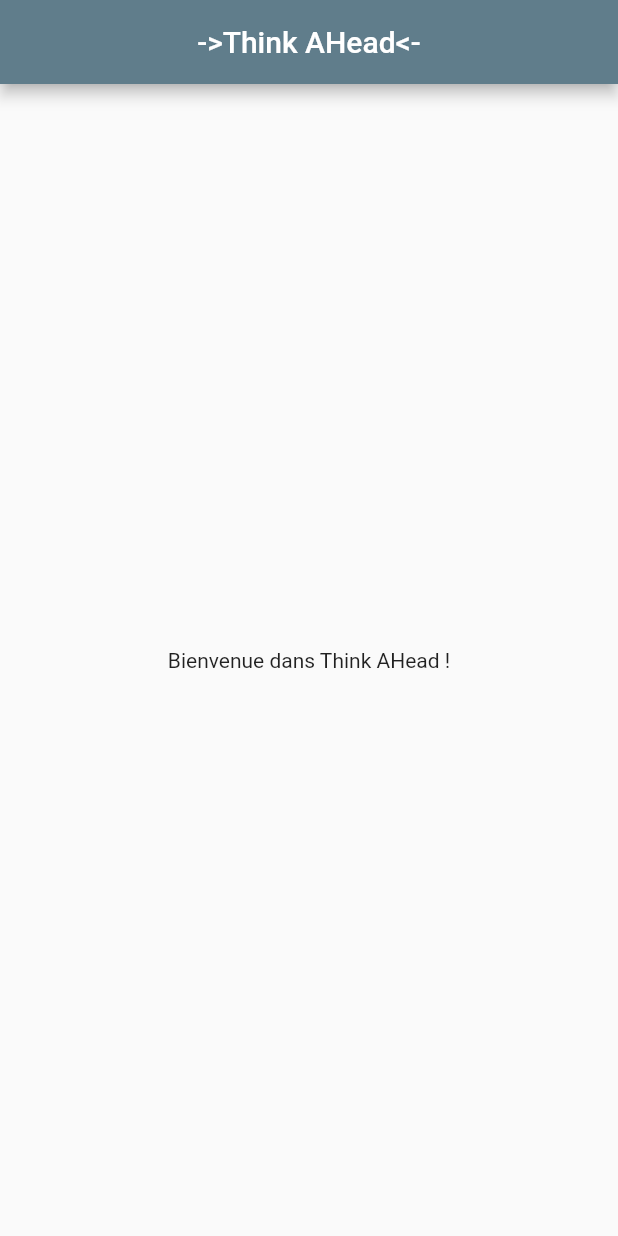
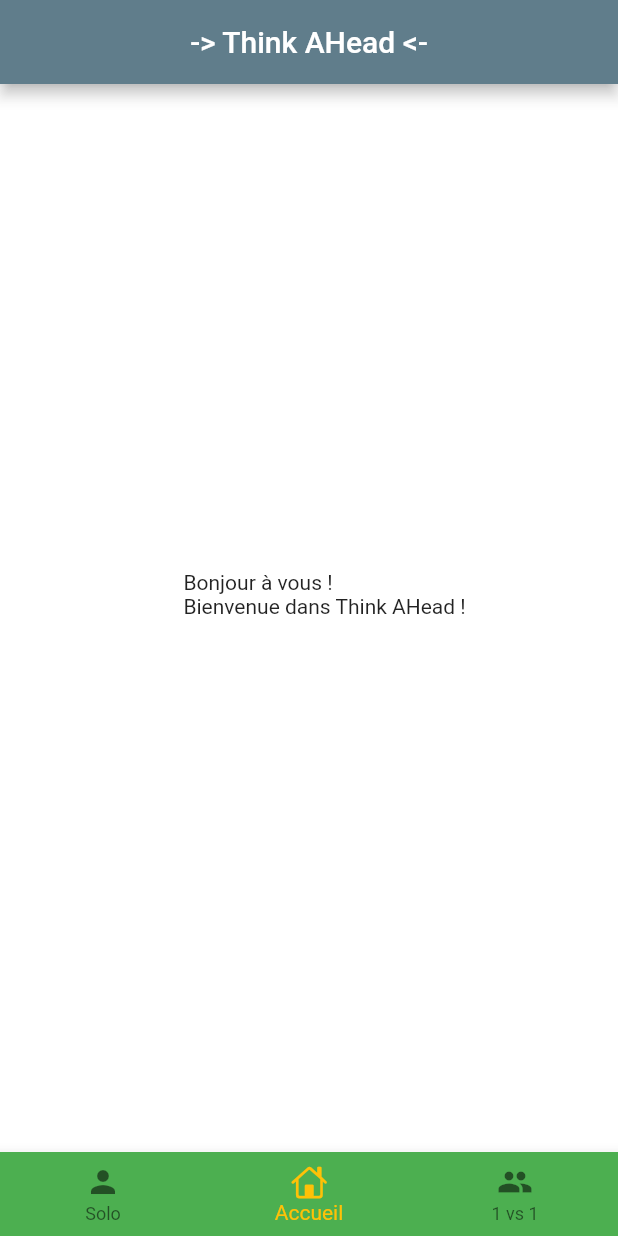
Before and after one commit to TournaireC/Thinkahead, a Flutter app: the screen it shows after launch, on a phone screen of 412 x 824 dp. Run offline on Flutter 3.47's test engine with Material 2 defaults, Android fonts, the phone set to English and light mode, and no system bars.

Commit message:
Adding bottom NavBar

```diff
--- a/lib/main.dart
+++ b/lib/main.dart
@@ -1,3 +1,4 @@
+import 'package:flutter/cupertino.dart';
 import 'package:flutter/material.dart';
 
 void main() => runApp(MyApp());
@@ -7,16 +8,69 @@ class MyApp extends StatelessWidget {
   Widget build(BuildContext context) {
     return MaterialApp(
       title: 'Think AHead',
-      theme: ThemeData(primaryColor: Colors.blueGrey),
+      theme: ThemeData(primarySwatch: Colors.blueGrey),
       debugShowCheckedModeBanner: false,
-      home: Scaffold(
-        appBar: AppBar(
-          centerTitle: true,
-          title: Text('->Think AHead<-'),
-        ),
-        body: Center(
-          child: Text('Bienvenue dans Think AHead !'),
-        ),
+      home: new Home(),
+    );
+  }
+}
+
+class Home extends StatefulWidget{
+
+  @override
+  State<StatefulWidget> createState(){
+    return new _Home();
+  }
+}
+
+class _Home extends State<Home>{
+  int _selectedIndex = 1;
+  static const TextStyle optionStyle = TextStyle(fontSize: 30, fontWeight: FontWeight.bold);
+  static const List<Widget> _widgetOptions = <Widget> [
+    Text(
+      "Le mode Solo !",
+      style: optionStyle,
+    ),
+    Text(
+      """
+      Bonjour à vous !
+      Bienvenue dans Think AHead !
+
+      """,
+
+    ),
+    Text(
+      "Le mode Mutlijoueur noice",
+      style: optionStyle,
+    )
+  ];
+
+  void _onItemTapped(int index){
+    setState(() {
+      _selectedIndex= index;
+    });
+  }
+  @override
+  Widget build(BuildContext context) {
+    return Scaffold(
+      appBar: AppBar(
+        title: Text('-> Think AHead <-'),
+        centerTitle: true,
+      ),
+      body: Center(
+        child: _widgetOptions.elementAt(_selectedIndex),
+      ),
+      backgroundColor: Colors.white70,
+      bottomNavigationBar: BottomNavigationBar(
+        items: const <BottomNavigationBarItem>[
+          BottomNavigationBarItem(icon: Icon(Icons.person), label: "Solo",),
+          BottomNavigationBarItem(icon: Icon(CupertinoIcons.home), label: "Accueil"),
+          BottomNavigationBarItem(icon: Icon(Icons.group), label : "1 vs 1"),
+        ],
+        currentIndex: _selectedIndex,
+        backgroundColor: Colors.green,
+        selectedItemColor: Colors.amber,
+        onTap: _onItemTapped,
       ),
     );
   }
```
